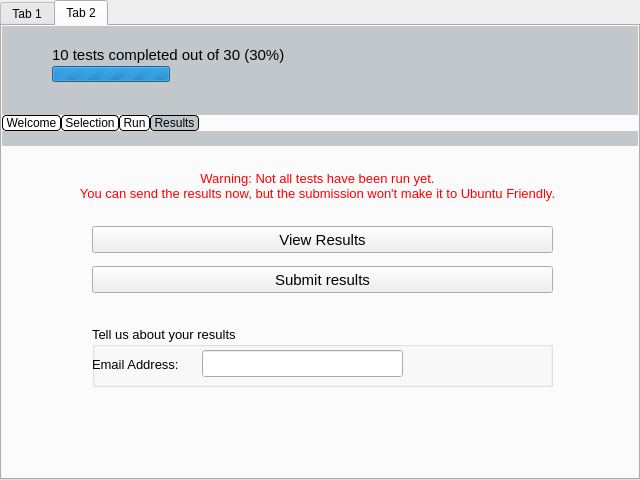
Old version of the form qt/frontend/qtfront.ui in the repository checkbox/checkbox.
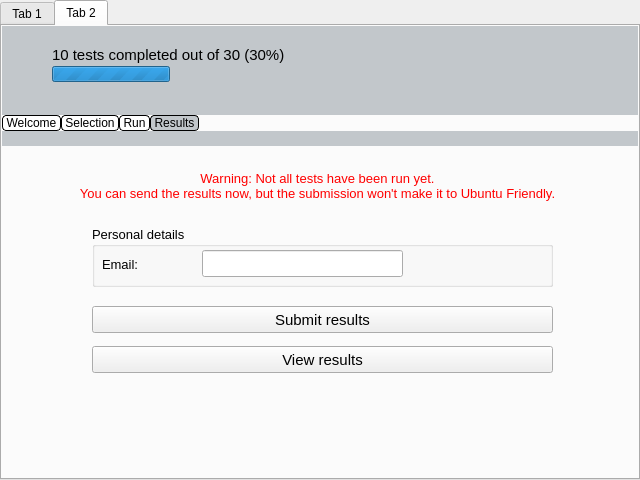
New version of the form.

Commit message: Moved widets around in the Results window.

```diff
--- a/qt/frontend/qtfront.ui
+++ b/qt/frontend/qtfront.ui
@@ -926,37 +926,11 @@
               <bool>false</bool>
              </property>
             </widget>
-            <widget class="QPushButton" name="buttonViewResults">
-             <property name="geometry">
-              <rect>
-               <x>90</x>
-               <y>80</y>
-               <width>461</width>
-               <height>27</height>
-              </rect>
-             </property>
-             <property name="text">
-              <string>View Results</string>
-             </property>
-            </widget>
-            <widget class="QPushButton" name="buttonSubmitResults">
-             <property name="geometry">
-              <rect>
-               <x>90</x>
-               <y>120</y>
-               <width>461</width>
-               <height>27</height>
-              </rect>
-             </property>
-             <property name="text">
-              <string>Submit results</string>
-             </property>
-            </widget>
             <widget class="QGroupBox" name="groupBox">
              <property name="geometry">
               <rect>
                <x>90</x>
-               <y>180</y>
+               <y>80</y>
                <width>461</width>
                <height>61</height>
               </rect>
@@ -967,7 +941,7 @@
               </font>
              </property>
              <property name="title">
-              <string>Tell us about your results</string>
+              <string>Personal details</string>
              </property>
              <property name="flat">
               <bool>false</bool>
@@ -991,7 +965,7 @@
              <widget class="QLabel" name="label_5">
               <property name="geometry">
                <rect>
-                <x>0</x>
+                <x>10</x>
                 <y>30</y>
                 <width>101</width>
                 <height>17</height>
@@ -1003,10 +977,36 @@
                </font>
               </property>
               <property name="text">
-               <string>Email Address:</string>
+               <string>Email:</string>
               </property>
              </widget>
             </widget>
+            <widget class="QPushButton" name="buttonSubmitResults">
+             <property name="geometry">
+              <rect>
+               <x>90</x>
+               <y>160</y>
+               <width>461</width>
+               <height>27</height>
+              </rect>
+             </property>
+             <property name="text">
+              <string>Submit results</string>
+             </property>
+            </widget>
+            <widget class="QPushButton" name="buttonViewResults">
+             <property name="geometry">
+              <rect>
+               <x>90</x>
+               <y>200</y>
+               <width>461</width>
+               <height>27</height>
+              </rect>
+             </property>
+             <property name="text">
+              <string>View results</string>
+             </property>
+            </widget>
            </widget>
           </widget>
          </item>
```
The commit also changes 1 other file.
